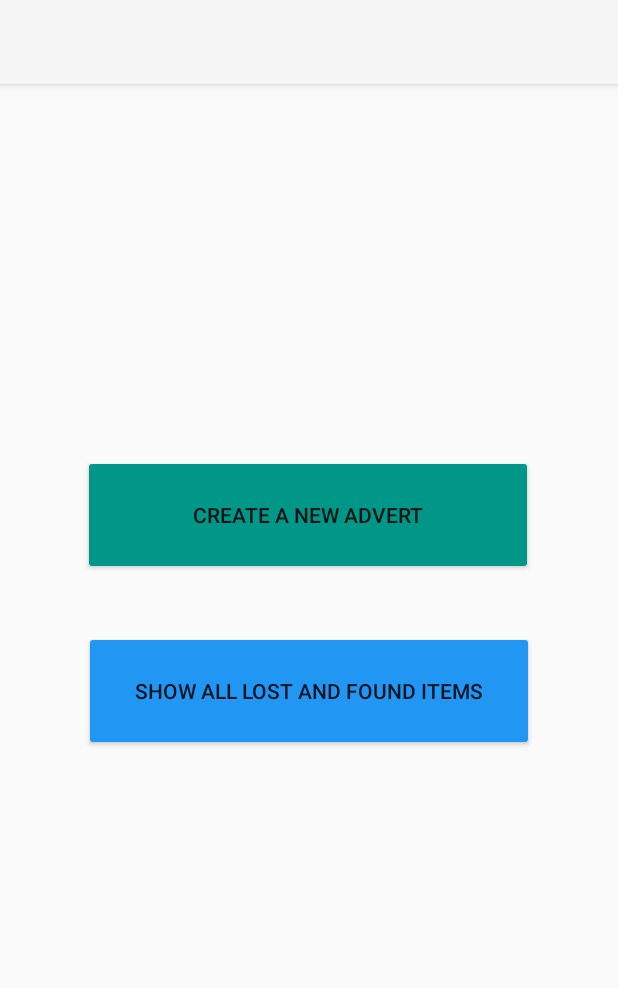
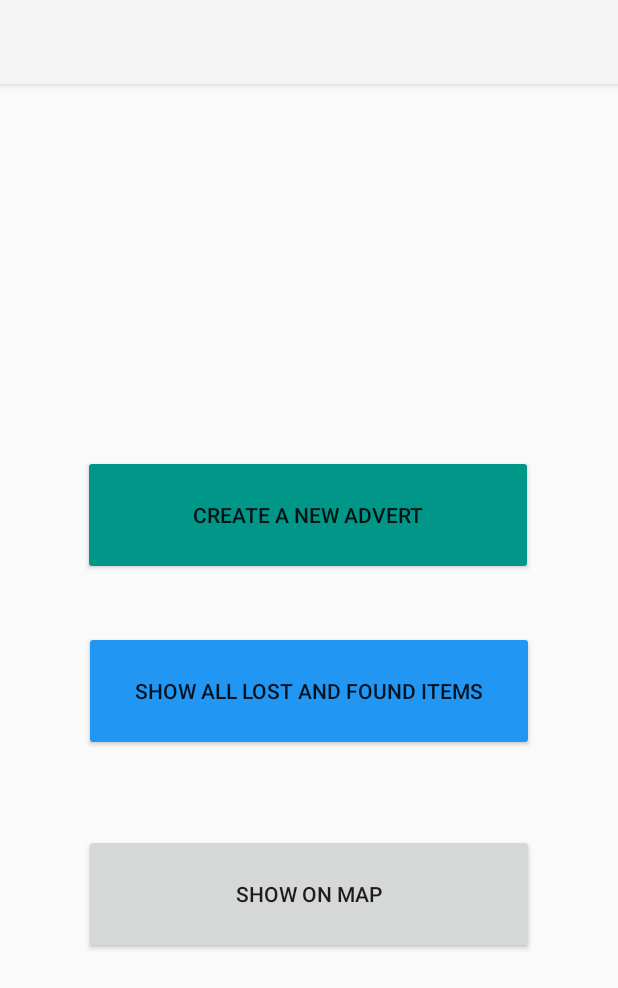
Before and after one commit to IWeidl/Assignment_9.1P, an Android app: the screen it shows after launch (MainActivity), on a phone screen of 412 x 824 dp. Shown: the top 988 px of the screen. Run offline under Robolectric (Android 15) with nearby library versions, the phone set to English and light mode, and no system bars.

Commit message:
Show On Map implemented.

```diff
--- a/app/build.gradle
+++ b/app/build.gradle
@@ -1,5 +1,6 @@
 plugins {
     id 'com.android.application'
+    id 'com.google.android.libraries.mapsplatform.secrets-gradle-plugin'
 }
 
 android {
@@ -26,6 +27,9 @@ android {
         sourceCompatibility JavaVersion.VERSION_1_8
         targetCompatibility JavaVersion.VERSION_1_8
     }
+    buildFeatures {
+        viewBinding true
+    }
 }
 
 dependencies {
--- a/app/src/main/java/com/iweidl/assignment71p/MainActivity.java
+++ b/app/src/main/java/com/iweidl/assignment71p/MainActivity.java
@@ -9,6 +9,7 @@ import android.widget.Button;
 public class MainActivity extends AppCompatActivity {
     Button buttonCreateNew;
     Button buttonShowAll;
+    Button buttonShowOnMap;
 
 
     @Override
@@ -18,7 +19,7 @@ public class MainActivity extends AppCompatActivity {
 
         buttonCreateNew = findViewById(R.id.buttonCreateNew);
         buttonShowAll = findViewById(R.id.buttonShowAll);
-
+        buttonShowOnMap = findViewById(R.id.buttonShowOnMap);
 
         // Set onClick listener for both buttons to start their respective Activity
         buttonCreateNew.setOnClickListener(view -> {
@@ -27,6 +28,10 @@ public class MainActivity extends AppCompatActivity {
 
         buttonShowAll.setOnClickListener(view -> {
             StartShowAllActivity();
+        });
+
+        buttonShowOnMap.setOnClickListener(view -> {
+            StartShowOnMapActivity();
         });
     }
 
@@ -41,4 +46,10 @@ public class MainActivity extends AppCompatActivity {
         Intent intent = new Intent(this, ShowAllLostAndFoundActivity.class);
         startActivity(intent);
     }
+
+    protected void StartShowOnMapActivity()
+    {
+        Intent intent = new Intent(this, ShowOnMapActivity.class);
+        startActivity(intent);
+    }
 }
--- a/app/src/main/res/layout/activity_main.xml
+++ b/app/src/main/res/layout/activity_main.xml
@@ -35,4 +35,17 @@
         app:layout_constraintEnd_toEndOf="parent"
         app:layout_constraintStart_toStartOf="parent"
         app:layout_constraintTop_toBottomOf="@+id/buttonCreateNew" />
+
+    <Button
+        android:id="@+id/buttonShowOnMap"
+        android:layout_width="300dp"
+        android:layout_height="80dp"
+        android:layout_marginStart="67dp"
+        android:layout_marginEnd="67dp"
+        android:layout_marginBottom="188dp"
+        android:text="SHOW ON MAP"
+        app:layout_constraintBottom_toBottomOf="parent"
+        app:layout_constraintEnd_toEndOf="parent"
+        app:layout_constraintHorizontal_bias="0.521"
+        app:layout_constraintStart_toStartOf="parent" />
 </androidx.constraintlayout.widget.ConstraintLayout>
--- a/build.gradle
+++ b/build.gradle
@@ -2,4 +2,5 @@
 plugins {
     id 'com.android.application' version '7.4.2' apply false
     id 'com.android.library' version '7.4.2' apply false
+    id 'com.google.android.libraries.mapsplatform.secrets-gradle-plugin' version '2.0.1' apply false
 }
```
Also changed, not shown: app/src/main/AndroidManifest.xml (+24 -2 lines), app/src/main/java/com/iweidl/assignment71p/ShowOnMapActivity.java (added, +94 -0 lines), app/src/main/res/layout/activity_show_on_map.xml (added, +10 -0 lines).
